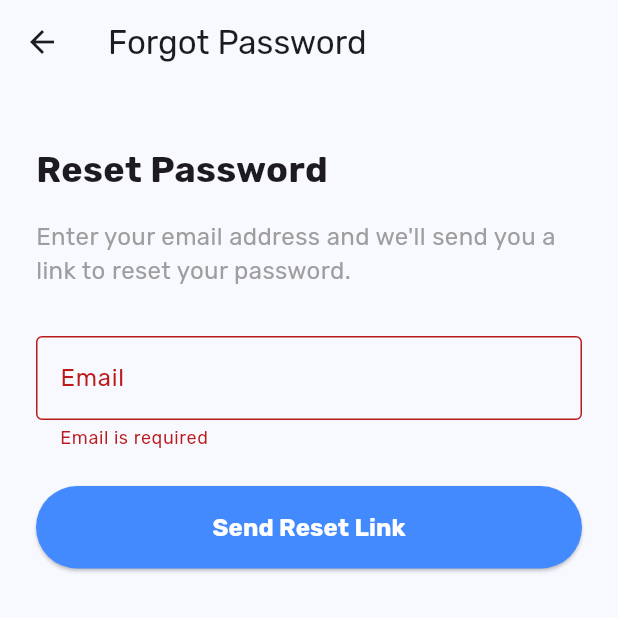
After one commit to RevoBike/RevoBike-Mobile, a Flutter app: the ForgotPasswordScreen screen opened directly, after a tap on "Send Reset Link", on a phone screen of 412 x 824 dp, the top half of it. The commit adds this screen. Run offline on Flutter 3.47's test engine with Material 3 defaults, Android fonts, the phone set to English and light mode, and no system bars; our stand-ins replace crystal_navigation_bar, dio, equatable, flutter_secure_storage, flutter_svg, font_awesome_flutter and 7 more; accounts and stored records are empty; network calls fail.

Commit message:
updated password reset

```diff
--- a/lib/api/auth_service.dart
+++ b/lib/api/auth_service.dart
@@ -70,6 +70,35 @@ class AuthService {
       } else {
         throw Exception(response.data['message'] ?? 'Registration failed');
       }
+    } on DioException catch (e) {
+      throw _handleError(e);
+    }
+  }
+
+  Future<Map<String, dynamic>> sendPasswordResetLink(String email) async {
+    try {
+      final response = await _dio.post(
+        '/users/forgot-password',
+        data: {'email': email},
+      );
+      return response.data;
+    } on DioException catch (e) {
+      throw _handleError(e);
+    }
+  }
+
+  Future<Response> resetPassword(
+      String email, String otp, String newPassword) async {
+    try {
+      final response = await _dio.post(
+        '/users/reset-password',
+        data: {
+          'email': email,
+          'otp': otp,
+          'newPassword': newPassword,
+        },
+      );
+      return response;
     } on DioException catch (e) {
       throw _handleError(e);
     }
--- /dev/null
+++ b/lib/presentation/screens/auth/ForgotPasswordScreen.dart
@@ -0,0 +1,160 @@
+import 'package:flutter/material.dart';
+import 'package:revobike/api/auth_service.dart';
+import 'package:revobike/presentation/screens/auth/ResetPasswordScreen.dart';
+import 'package:dio/dio.dart';
+
+class ForgotPasswordScreen extends StatefulWidget {
+  const ForgotPasswordScreen({super.key});
+
+  @override
+  State<ForgotPasswordScreen> createState() => _ForgotPasswordScreenState();
+}
+
+class _ForgotPasswordScreenState extends State<ForgotPasswordScreen> {
+  final AuthService authService = AuthService(
+    baseUrl: const String.fromEnvironment('API_BASE_URL',
+        defaultValue: 'http://localhost:5000/api'),
+  );
+  final TextEditingController _emailController = TextEditingController();
+  String? _emailError;
+  String? _generalError;
+  bool _isLoading = false;
+
+  Future<void> _sendResetLink() async {
+    // Clear previous errors
+    setState(() {
+      _emailError = null;
+      _generalError = null;
+    });
+
+    // Validate email
+    if (_emailController.text.isEmpty) {
+      setState(() => _emailError = 'Email is required');
+      return;
+    }
+
+    // Validate institutional email format
+    final emailRegex = RegExp(
+        r'^[a-zA-Z]+\.[a-zA-Z]+@aastu(student|staff)\.edu\.et$',
+        caseSensitive: false);
+    if (!emailRegex.hasMatch(_emailController.text)) {
+      setState(() => _emailError = 'Use AASTU institutional email');
+      return;
+    }
+
+    try {
+      setState(() => _isLoading = true);
+
+      final response =
+          await authService.sendPasswordResetLink(_emailController.text);
+
+      // Show success message
+      ScaffoldMessenger.of(context).showSnackBar(
+        SnackBar(
+          content: Text(response['message']),
+          backgroundColor: Colors.green,
+        ),
+      );
+
+      // Navigate to reset password screen
+      Navigator.pushReplacement(
+        context,
+        MaterialPageRoute(
+          builder: (context) => ResetPasswordScreen(
+            email: _emailController.text,
+          ),
+        ),
+      );
+    } on DioException catch (e) {
+      String errorMessage = 'Failed to send reset link';
+      if (e.response?.statusCode == 400) {
+        errorMessage = e.response?.data['message'] ?? errorMessage;
+      } else if (e.type == DioExceptionType.connectionTimeout ||
+          e.type == DioExceptionType.receiveTimeout ||
+          e.type == DioExceptionType.sendTimeout) {
+        errorMessage =
+            'Connection timeout. Please check your internet connection and try again.';
+      } else if (e.type == DioExceptionType.connectionError) {
+        errorMessage =
+            'Could not connect to the server. Please check your internet connection.';
+      }
+
+      setState(() => _generalError = errorMessage);
+    } catch (e) {
+      setState(() => _generalError = 'An unexpected error occurred');
+    } finally {
+      setState(() => _isLoading = false);
+    }
+  }
+
+  @override
+  Widget build(BuildContext context) {
+    return Scaffold(
+      appBar: AppBar(
+        title: const Text('Forgot Password'),
+      ),
+      body: SafeArea(
+        child: SingleChildScrollView(
+          padding: const EdgeInsets.symmetric(horizontal: 24),
+          child: Column(
+            crossAxisAlignment: CrossAxisAlignment.stretch,
+            children: [
+              const SizedBox(height: 40),
+              const Text(
+                'Reset Password',
+                style: TextStyle(
+                  fontSize: 24,
+                  fontWeight: FontWeight.bold,
+                ),
+              ),
+              const SizedBox(height: 16),
+              const Text(
+                'Enter your email address and we\'ll send you a link to reset your password.',
+                style: TextStyle(
+                  color: Colors.grey,
+                  fontSize: 16,
+                ),
+              ),
+              const SizedBox(height: 32),
+              TextFormField(
+                controller: _emailController,
+                keyboardType: TextInputType.emailAddress,
+                decoration: InputDecoration(
+                  labelText: 'Email',
+                  hintText: 'Enter your AASTU email',
+                  errorText: _emailError,
+                  border: const OutlineInputBorder(),
+                ),
+              ),
+              if (_generalError != null) ...[
+                const SizedBox(height: 16),
+                Text(
+                  _generalError!,
+                  style: const TextStyle(color: Colors.red),
+                ),
+              ],
+              const SizedBox(height: 24),
+              ElevatedButton(
+                onPressed: _isLoading ? null : _sendResetLink,
+                style: ElevatedButton.styleFrom(
+                  padding: const EdgeInsets.symmetric(vertical: 16),
+                  backgroundColor: Colors.blueAccent,
+                ),
+                child: _isLoading
+                    ? const CircularProgressIndicator(color: Colors.white)
+                    : const Text(
+                        'Send Reset Link',
+                        style: TextStyle(
+                          color: Colors.white,
+                          fontSize: 16,
+                          fontWeight: FontWeight.bold,
+                        ),
+                      ),
+              ),
+            ],
+          ),
+        ),
+      ),
+    );
+  }
+}
```
Also changed, not shown: lib/presentation/screens/auth/LoginScreen.dart (+22 -7 lines), lib/presentation/screens/auth/ResetPasswordScreen.dart (added, +215 -0 lines).
